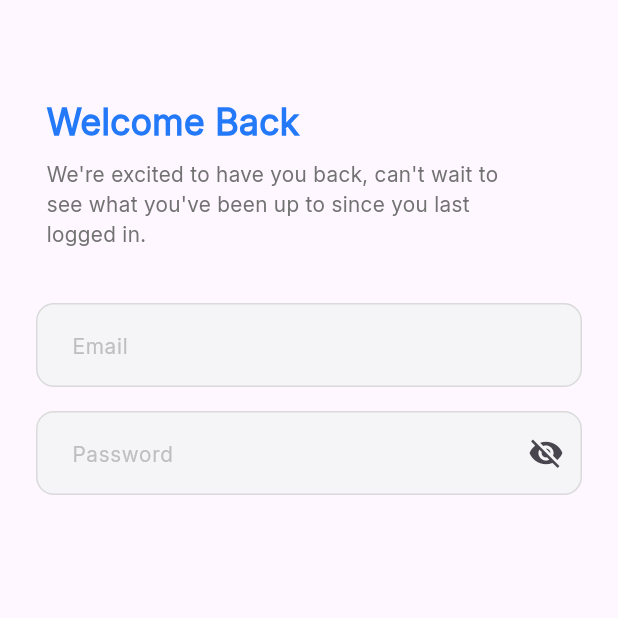
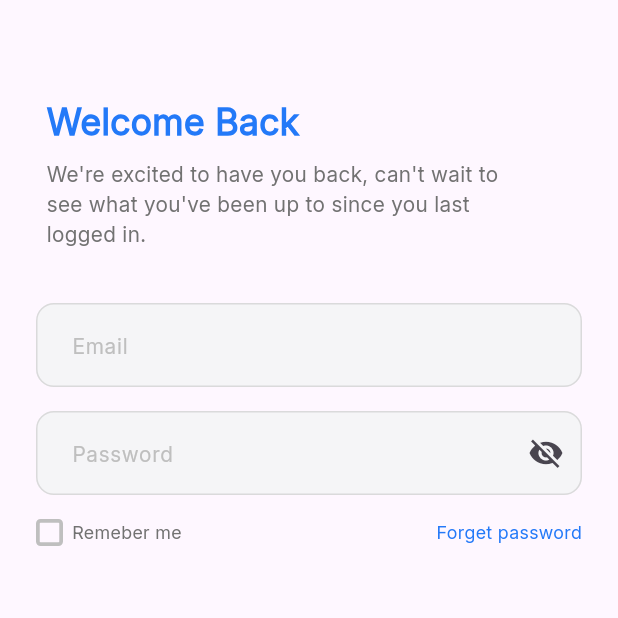
Before and after one commit to iYoussefAdly/doc_doc_clean_arch, a Flutter app: the screen it shows after launch, after a tap on "Get Started", on a phone screen of 412 x 824 dp, the top half of it. Run offline on Flutter 3.47's test engine with Material 3 defaults, Android fonts, the phone set to English and light mode, and no system bars; our stand-ins replace go_router, google_fonts.

Commit message:
remember and forget pass widget done

```diff
--- /dev/null
+++ b/lib/features/auth/presentation/views/widgets/check_container.dart
@@ -0,0 +1,32 @@
+import 'package:doc_doc_clean_arch/constants.dart';
+import 'package:flutter/material.dart';
+
+class CheckContainer extends StatefulWidget {
+  const CheckContainer({super.key});
+
+  @override
+  State<CheckContainer> createState() => _CheckContainerState();
+}
+
+class _CheckContainerState extends State<CheckContainer> {
+  bool isChecked = false;
+  @override
+  Widget build(BuildContext context) {
+    return InkWell(
+      onTap: () {
+        setState(() {
+          isChecked = !isChecked;
+        });
+      },
+      child: Container(
+        width: 18,
+        height: 18,
+        decoration: BoxDecoration(
+          borderRadius: BorderRadius.circular(3),
+          border: Border.all(width: 2.5, color: kBorderAndHintTextColor),
+        ),
+        child: Center(child: isChecked ? Icon(Icons.check, size: 14) : null),
+      ),
+    );
+  }
+}
--- /dev/null
+++ b/lib/features/auth/presentation/views/widgets/remember_me_and_forget_pass_widget.dart
@@ -0,0 +1,21 @@
+import 'package:doc_doc_clean_arch/constants.dart';
+import 'package:doc_doc_clean_arch/core/utils/styles.dart';
+import 'package:doc_doc_clean_arch/features/auth/presentation/views/widgets/check_container.dart';
+import 'package:flutter/material.dart';
+
+class RememberMeAndForgetPassWidget extends StatelessWidget {
+  const RememberMeAndForgetPassWidget({super.key});
+  @override
+  Widget build(BuildContext context) {
+    return Row(
+      children: [
+        CheckContainer(),
+        SizedBox(
+          width:6,
+        ),
+        Text("Remeber me",style: Styles.styleRegular12,),
+        Spacer(),
+        Text("Forget password",style: Styles.styleRegular12.copyWith(color: kTextPrimaryColor),)
+        ]);
+  }
+}
--- a/lib/features/auth/presentation/views/widgets/sign_in_view_body.dart
+++ b/lib/features/auth/presentation/views/widgets/sign_in_view_body.dart
@@ -1,5 +1,6 @@
 import 'package:doc_doc_clean_arch/core/widgets/custom_text_field.dart';
 import 'package:doc_doc_clean_arch/features/auth/presentation/views/widgets/auth_intro.dart';
+import 'package:doc_doc_clean_arch/features/auth/presentation/views/widgets/remember_me_and_forget_pass_widget.dart';
 import 'package:flutter/material.dart';
 
 class SignInViewBody extends StatelessWidget {
@@ -25,7 +26,17 @@ class SignInViewBody extends StatelessWidget {
           SizedBox(height: 36),
           CustomTextField(hintText: "Email", controller: emailController),
           SizedBox(height: 16),
-          CustomTextField(hintText: "Password", controller: passwordController,isItPassword:true,isObscured: true,),
+          CustomTextField(
+            hintText: "Password",
+            controller: passwordController,
+            isItPassword: true,
+            isObscured: true,
+          ),
+          SizedBox(
+            height: 16,
+          ),
+          RememberMeAndForgetPassWidget(),
+
         ],
       ),
     );
```
